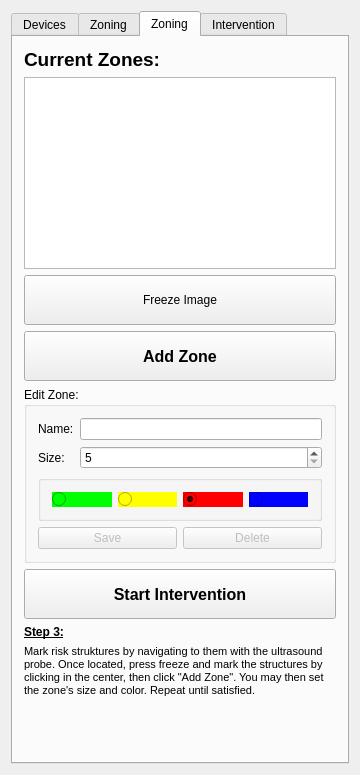
Before: the Qt Designer form Plugins/org.mitk.gui.qt.usnavigation/src/internal/USNavigationControls.ui in MITK/MITK, drawn with Qt 5.
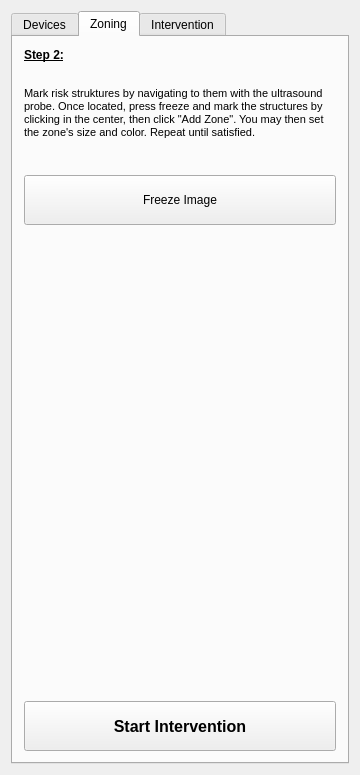
After: the same form once the commit is applied. The open tabs and pages were chosen to show the change. Custom widgets are drawn as their Qt base class.

Commit message: Zone list can be got fro USZoneManagementWidget and all zones can be removed by calling a slot.

Diff of the .ui file:
```diff
--- a/Plugins/org.mitk.gui.qt.usnavigation/src/internal/USNavigationControls.ui
+++ b/Plugins/org.mitk.gui.qt.usnavigation/src/internal/USNavigationControls.ui
@@ -264,6 +264,9 @@
          <property name="text">
           <string>Freeze Image</string>
          </property>
+         <property name="checkable">
+          <bool>true</bool>
+         </property>
         </widget>
        </item>
        <item>
@@ -298,246 +301,6 @@
        </item>
       </layout>
      </widget>
-     <widget class="QWidget" name="tab_3">
-      <attribute name="title">
-       <string>Zoning</string>
-      </attribute>
-      <layout class="QVBoxLayout" name="verticalLayout_3">
-       <item>
-        <widget class="QLabel" name="label_12">
-         <property name="font">
-          <font>
-           <pointsize>14</pointsize>
-           <weight>75</weight>
-           <bold>true</bold>
-          </font>
-         </property>
-         <property name="text">
-          <string>Current Zones:</string>
-         </property>
-        </widget>
-       </item>
-       <item>
-        <widget class="QListWidget" name="m_ZoneList">
-         <property name="alternatingRowColors">
-          <bool>true</bool>
-         </property>
-        </widget>
-       </item>
-       <item>
-        <widget class="QPushButton" name="m_BtnFreeze_old">
-         <property name="minimumSize">
-          <size>
-           <width>0</width>
-           <height>50</height>
-          </size>
-         </property>
-         <property name="text">
-          <string>Freeze Image</string>
-         </property>
-        </widget>
-       </item>
-       <item>
-        <widget class="QPushButton" name="m_BtnAddZone">
-         <property name="minimumSize">
-          <size>
-           <width>0</width>
-           <height>50</height>
-          </size>
-         </property>
-         <property name="font">
-          <font>
-           <pointsize>12</pointsize>
-           <weight>75</weight>
-           <bold>true</bold>
-          </font>
-         </property>
-         <property name="text">
-          <string>Add Zone</string>
-         </property>
-        </widget>
-       </item>
-       <item>
-        <widget class="QGroupBox" name="groupBox">
-         <property name="title">
-          <string>Edit Zone:</string>
-         </property>
-         <layout class="QFormLayout" name="formLayout_2">
-          <property name="fieldGrowthPolicy">
-           <enum>QFormLayout::AllNonFixedFieldsGrow</enum>
-          </property>
-          <item row="0" column="0">
-           <widget class="QLabel" name="label_5">
-            <property name="text">
-             <string>Name:</string>
-            </property>
-           </widget>
-          </item>
-          <item row="0" column="1">
-           <widget class="QLineEdit" name="m_InptZoneName"/>
-          </item>
-          <item row="1" column="0">
-           <widget class="QLabel" name="label_6">
-            <property name="text">
-             <string>Size:</string>
-            </property>
-           </widget>
-          </item>
-          <item row="1" column="1">
-           <widget class="QSpinBox" name="m_InptZoneSize">
-            <property name="minimum">
-             <number>5</number>
-            </property>
-            <property name="maximum">
-             <number>500</number>
-            </property>
-            <property name="singleStep">
-             <number>5</number>
-            </property>
-           </widget>
-          </item>
-          <item row="2" column="0" colspan="2">
-           <widget class="QGroupBox" name="groupBox_2">
-            <property name="title">
-             <string/>
-            </property>
-            <layout class="QHBoxLayout" name="horizontalLayout_3">
-             <item>
-              <widget class="QRadioButton" name="m_InptZoneColorGreen">
-               <property name="styleSheet">
-                <string notr="true">* { background-color: rgb(0,255,0) }</string>
-               </property>
-               <property name="text">
-                <string/>
-               </property>
-              </widget>
-             </item>
-             <item>
-              <widget class="QRadioButton" name="m_InptZoneColorYellow">
-               <property name="styleSheet">
-                <string notr="true">* { background-color: rgb(255,255,0) }</string>
-               </property>
-               <property name="text">
-                <string/>
-               </property>
-              </widget>
-             </item>
-             <item>
-              <widget class="QRadioButton" name="m_InptZoneColorRed">
-               <property name="styleSheet">
-                <string notr="true">* { background-color: rgb(255,0,0) }</string>
-               </property>
-               <property name="text">
-                <string/>
-               </property>
-               <property name="checked">
-                <bool>true</bool>
-               </property>
-              </widget>
-             </item>
-             <item>
-              <widget class="QRadioButton" name="m_InptZoneColorBlue">
-               <property name="styleSheet">
-                <string notr="true">* { background-color: rgb(0,0,255) }</string>
-               </property>
-               <property name="text">
-                <string/>
-               </property>
-              </widget>
-             </item>
-            </layout>
-           </widget>
-          </item>
-          <item row="3" column="0" colspan="2">
-           <layout class="QHBoxLayout" name="horizontalLayout_2">
-            <item>
-             <widget class="QPushButton" name="m_BtnSaveZone">
-              <property name="enabled">
-               <bool>false</bool>
-              </property>
-              <property name="text">
-               <string>Save</string>
-              </property>
-             </widget>
-            </item>
-            <item>
-             <widget class="QPushButton" name="m_BtnDeleteZone">
-              <property name="enabled">
-               <bool>false</bool>
-              </property>
-              <property name="text">
-               <string>Delete</string>
-              </property>
-             </widget>
-            </item>
-           </layout>
-          </item>
-         </layout>
-        </widget>
-       </item>
-       <item>
-        <widget class="QPushButton" name="m_BtnStartIntervention_old">
-         <property name="minimumSize">
-          <size>
-           <width>0</width>
-           <height>50</height>
-          </size>
-         </property>
-         <property name="font">
-          <font>
-           <pointsize>12</pointsize>
-           <weight>75</weight>
-           <bold>true</bold>
-          </font>
-         </property>
-         <property name="text">
-          <string>Start Intervention</string>
-         </property>
-        </widget>
-       </item>
-       <item>
-        <widget class="QLabel" name="label_7">
-         <property name="font">
-          <font>
-           <weight>75</weight>
-           <bold>true</bold>
-           <underline>true</underline>
-          </font>
-         </property>
-         <property name="text">
-          <string>Step 3:</string>
-         </property>
-        </widget>
-       </item>
-       <item>
-        <widget class="QLabel" name="label_8">
-         <property name="text">
-          <string>&lt;!DOCTYPE HTML PUBLIC &quot;-//W3C//DTD HTML 4.0//EN&quot; &quot;http://www.w3.org/TR/REC-html40/strict.dtd&quot;&gt;
-&lt;html&gt;&lt;head&gt;&lt;meta name=&quot;qrichtext&quot; content=&quot;1&quot; /&gt;&lt;style type=&quot;text/css&quot;&gt;
-p, li { white-space: pre-wrap; }
-&lt;/style&gt;&lt;/head&gt;&lt;body style=&quot; font-family:'MS Shell Dlg 2'; font-size:8.25pt; font-weight:400; font-style:normal;&quot;&gt;
-&lt;p style=&quot; margin-top:0px; margin-bottom:0px; margin-left:0px; margin-right:0px; -qt-block-indent:0; text-indent:0px;&quot;&gt;&lt;span style=&quot; font-size:8pt;&quot;&gt;Mark risk struktures by navigating to them with the ultrasound probe. Once located, press freeze and mark the structures by clicking in the center, then click &amp;quot;Add Zone&amp;quot;. You may then set the zone's size and color. Repeat until satisfied. &lt;/span&gt;&lt;/p&gt;&lt;/body&gt;&lt;/html&gt;</string>
-         </property>
-         <property name="wordWrap">
-          <bool>true</bool>
-         </property>
-        </widget>
-       </item>
-       <item>
-        <spacer name="verticalSpacer_2">
-         <property name="orientation">
-          <enum>Qt::Vertical</enum>
-         </property>
-         <property name="sizeHint" stdset="0">
-          <size>
-           <width>20</width>
-           <height>40</height>
-          </size>
-         </property>
-        </spacer>
-       </item>
-      </layout>
-     </widget>
      <widget class="QWidget" name="tab_4">
       <attribute name="title">
        <string>Intervention</string>
```
The commit also changes 4 other files.
